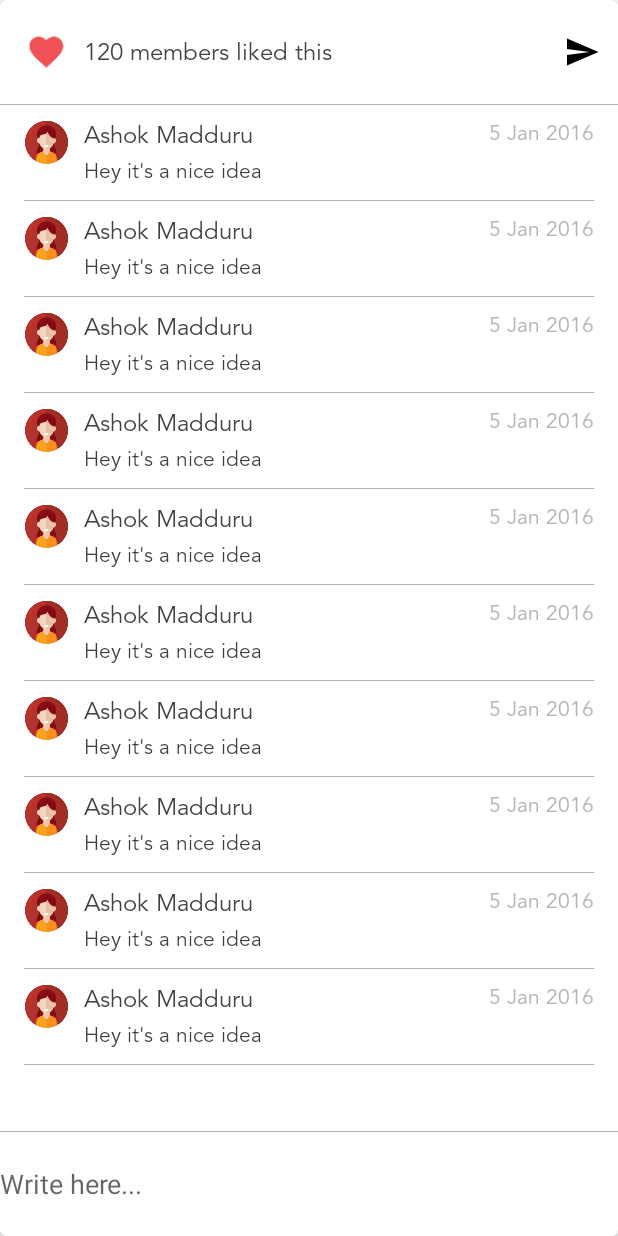
After one commit to hibour/android, an Android app: the PostComments screen opened directly, with no data from a screen before it, on a phone screen of 412 x 824 dp. The commit adds this screen. Run offline under Robolectric (Android 15) with nearby library versions, the phone set to English and light mode, and no system bars; our stand-ins replace Volley.

Commit message:
add comments screen for posts

```diff
--- /dev/null
+++ b/app/src/main/java/com/dsquare/hibour/activities/PostComments.java
@@ -0,0 +1,111 @@
+package com.dsquare.hibour.activities;
+
+import android.app.ProgressDialog;
+import android.support.v7.app.ActionBarActivity;
+import android.os.Bundle;
+import android.support.v7.app.AppCompatActivity;
+import android.support.v7.widget.LinearLayoutManager;
+import android.support.v7.widget.RecyclerView;
+import android.view.Menu;
+import android.view.MenuItem;
+import android.view.View;
+import android.widget.EditText;
+import android.widget.ImageView;
+import android.widget.Toast;
+
+import com.android.volley.VolleyError;
+import com.dsquare.hibour.R;
+import com.dsquare.hibour.adapters.AdapterPostComments;
+import com.dsquare.hibour.interfaces.WebServiceResponseCallback;
+import com.dsquare.hibour.network.NetworkDetector;
+import com.dsquare.hibour.network.PostsClient;
+
+import org.json.JSONObject;
+
+import java.util.ArrayList;
+import java.util.List;
+
+public class PostComments extends AppCompatActivity implements View.OnClickListener{
+
+    private ImageView postIcon;
+    private EditText commentsText;
+    private RecyclerView commentsList;
+    private List<String[]> commentslist = new ArrayList<>();
+    private AdapterPostComments adapter;
+    private ProgressDialog dialog;
+    private NetworkDetector networkDetector;
+    private PostsClient client;
+
+    @Override
+    protected void onCreate(Bundle savedInstanceState) {
+        super.onCreate(savedInstanceState);
+        setContentView(R.layout.activity_post_comments);
+        prepareCommentsList();
+        initializeViews();
+        initializeEventListeners();
+    }
+    /* initialize views*/
+    private void initializeViews(){
+        postIcon = (ImageView)findViewById(R.id.comments_post_icon);
+        commentsText = (EditText)findViewById(R.id.comments_edit_text);
+        commentsList = (RecyclerView)findViewById(R.id.comments_post_list);
+        networkDetector = new NetworkDetector(this);
+        client = new PostsClient(this);
+        LinearLayoutManager layoutManager = new LinearLayoutManager(this);
+        layoutManager.setOrientation(LinearLayoutManager.VERTICAL);
+        commentsList.setLayoutManager(layoutManager);
+        commentsList.setHasFixedSize(true);
+        adapter = new AdapterPostComments(this,commentslist);
+        commentsList.setAdapter(adapter);
+    }
+    /* initialize event listeners*/
+    private void initializeEventListeners(){
+        postIcon.setOnClickListener(this);
+    }
+    @Override
+    public void onClick(View v) {
+        switch(v.getId()){
+            case R.id.comments_post_list:
+                break;
+        }
+    }
+    /* prepare comments list*/
+    private void prepareCommentsList(){
+        for(int i=0;i<10;i++){
+            String[] data = new String[3];
+            data[0] = "Ashok Madduru";
+            data[1] = "5 Jan 2016";
+            data[2] = "Hey it's a nice idea";
+            commentslist.add(data);
+        }
+    }
+    /* post comment*/
+    private void postComment(String userId,String postId,String postComment){
+        if(networkDetector.isConnected()){
+            dialog = ProgressDialog.show(this,"",getResources()
+                    .getString(R.string.progress_dialog_text));
+            client.commentOnPost(userId,postId,postComment,new WebServiceResponseCallback() {
+                @Override
+                public void onSuccess(JSONObject jsonObject) {
+                    closeDialog();
+                }
+
+                @Override
+                public void onFailure(VolleyError error) {
+                    closeDialog();
+                }
+            });
+        }else{
+            Toast.makeText(this,"Network Connection error",Toast.LENGTH_LONG).show();
+        }
+    }
+    /*close dialog*/
+    private void closeDialog(){
+        if(dialog!=null){
+            if(dialog.isShowing()){
+                dialog.dismiss();
+                dialog=null;
+            }
+        }
+    }
+}
--- /dev/null
+++ b/app/src/main/java/com/dsquare/hibour/adapters/AdapterPostComments.java
@@ -0,0 +1,68 @@
+package com.dsquare.hibour.adapters;
+
+import android.app.ProgressDialog;
+import android.content.Context;
+import android.content.Intent;
+import android.support.v7.widget.RecyclerView;
+import android.view.LayoutInflater;
+import android.view.View;
+import android.view.ViewGroup;
+import android.widget.ImageView;
+import android.widget.RelativeLayout;
+import android.widget.TextView;
+
+import com.dsquare.hibour.R;
+import com.dsquare.hibour.activities.PostComments;
+
+import java.util.ArrayList;
+import java.util.List;
+
+/**
+ * Created by ASHOK on 1/8/2016.
+ */
+public class AdapterPostComments extends RecyclerView.Adapter<AdapterPostComments.ViewHolder>{
+
+    private List<String[]> listItems = new ArrayList<>();
+    private Context context;
+    private ViewHolder globalHolder;
+    private ProgressDialog detailsDialog;
+
+    public AdapterPostComments(Context context,List<String[]> listItems) {
+        this.context = context;
+        this.listItems = listItems;
+    }
+
+    @Override
+    public AdapterPostComments.ViewHolder onCreateViewHolder(ViewGroup parent, int viewType) {
+        View v = LayoutInflater.from(parent.getContext()).inflate(R.layout.adapter_post_comments
+                ,parent,false);
+        final ViewHolder holder = new ViewHolder(v);
+        return holder;
+    }
+
+    @Override
+    public void onBindViewHolder(ViewHolder holder, int position) {
+        holder.userName.setText(listItems.get(position)[0]);
+        holder.date.setText(listItems.get(position)[1]);
+        holder.comment.setText(listItems.get(position)[2]);
+
+    }
+
+    @Override
+    public int getItemCount() {
+        return listItems.size();
+    }
+
+    public static class ViewHolder extends RecyclerView.ViewHolder {
+        private TextView userName,date,comment;
+        private ImageView userImage;
+
+        public ViewHolder(View itemView) {
+            super(itemView);
+            userName = (TextView) itemView.findViewById(R.id.adapter_comments_username);
+            userImage = (ImageView) itemView.findViewById(R.id.adapter_comments);
+            date = (TextView)itemView.findViewById(R.id.adapter_comments_date);
+            comment = (TextView)itemView.findViewById(R.id.comments_comment);
+        }
+    }
+}
--- a/app/src/main/java/com/dsquare/hibour/adapters/PostsAdapter.java
+++ b/app/src/main/java/com/dsquare/hibour/adapters/PostsAdapter.java
@@ -8,9 +8,11 @@ import android.view.LayoutInflater;
 import android.view.View;
 import android.view.ViewGroup;
 import android.widget.ImageView;
+import android.widget.RelativeLayout;
 import android.widget.TextView;
 
 import com.dsquare.hibour.R;
+import com.dsquare.hibour.activities.PostComments;
 
 import java.util.ArrayList;
 import java.util.List;
@@ -51,6 +53,9 @@ public class PostsAdapter extends RecyclerView.Adapter<PostsAdapter.ViewHolder>
         holder.share.setOnClickListener(this);
         holder.share.setTag(holder);
 
+        holder.commentsLayout.setOnClickListener(this);
+        holder.commentsLayout.setTag(holder);
+
     }
 
     @Override
@@ -67,6 +72,9 @@ public class PostsAdapter extends RecyclerView.Adapter<PostsAdapter.ViewHolder>
             case R.id.post_share:
                 sharePost(listItems.get(position)[2]);
                 break;
+            case R.id.post_comments_layout:
+                openCommentsDialog();
+                break;
         }
     }
 
@@ -74,6 +82,7 @@ public class PostsAdapter extends RecyclerView.Adapter<PostsAdapter.ViewHolder>
         private TextView userName,date,description,categoryName,likes
                 ,comments,share;
         private ImageView userImage;
+        private RelativeLayout commentsLayout;
 
         public ViewHolder(View itemView) {
             super(itemView);
@@ -85,6 +94,7 @@ public class PostsAdapter extends RecyclerView.Adapter<PostsAdapter.ViewHolder>
             likes = (TextView)itemView.findViewById(R.id.post_likes);
             comments = (TextView)itemView.findViewById(R.id.post_comments);
             share = (TextView)itemView.findViewById(R.id.post_share);
+            commentsLayout = (RelativeLayout)itemView.findViewById(R.id.post_comments_layout);
         }
     }
 
@@ -96,4 +106,9 @@ public class PostsAdapter extends RecyclerView.Adapter<PostsAdapter.ViewHolder>
         sendIntent.setType("text/plain");
         context.startActivity(sendIntent);
     }
+    /* open post comments*/
+    private void openCommentsDialog(){
+        Intent commentsIntent = new Intent(context, PostComments.class);
+        context.startActivity(commentsIntent);
+    }
 }
--- a/app/src/main/java/com/dsquare/hibour/network/PostsClient.java
+++ b/app/src/main/java/com/dsquare/hibour/network/PostsClient.java
@@ -58,4 +58,43 @@ public class PostsClient {
             e.printStackTrace();
         }
     }
+    /* comment on a post*/
+    public void commentOnPost(String userId,String postId,String message
+            ,final WebServiceResponseCallback callback){
+        try {
+            String urlStr = getCommentOnPostUrl(userId,postId,message);
+            URL url = new URL(urlStr);
+            URI uri = new URI(url.getProtocol(), url.getUserInfo(), url.getHost(), url.getPort()
+                    , url.getPath(), url.getQuery(), url.getRef());
+            url = uri.toURL();
+            JsonObjectRequest postsRequest = new JsonObjectRequest(Request.Method.GET
+                    , url.toString(), (String) null, new Response.Listener<JSONObject>() {
+                @Override
+                public void onResponse(JSONObject response) {
+                    callback.onSuccess(response);
+                }
+            }, new Response.ErrorListener() {
+                @Override
+                public void onErrorResponse(VolleyError error) {
+                    callback.onFailure(error);
+                }
+            });
+            postsRequest.setRetryPolicy(new DefaultRetryPolicy(
+                    MY_SOCKET_TIMEOUT_MS,
+                    DefaultRetryPolicy.DEFAULT_MAX_RETRIES,
+                    DefaultRetryPolicy.DEFAULT_BACKOFF_MULT));
+            HibourConnector.getInstance(context).addToRequestQueue(postsRequest);
+        } catch (MalformedURLException e) {
+            e.printStackTrace();
+        } catch (URISyntaxException e) {
+            e.printStackTrace();
+        }
+    }
+    /* get comment on post url*/
+    private String getCommentOnPostUrl(String userId,String postId,String message){
+        String url = Constants.URL_POST_COMMENT +Constants.KEYWORD_USER_ID+"="+userId+"&"
+                +Constants.KEYWORD_POST_ID+"="+postId+"&"
+                +Constants.KEYWORD_POST_COMMENT+"="+message;
+        return url;
+    }
 }
--- a/app/src/main/java/com/dsquare/hibour/utils/Constants.java
+++ b/app/src/main/java/com/dsquare/hibour/utils/Constants.java
@@ -16,6 +16,7 @@ public class Constants {
     public static final String URL_LOC_INSERT=URL_DOMAIN+"";
     public static final String URL_GET_ALL_POSTS = URL_DOMAIN+"Userposts/";
     public static final String URL_GET_ABOUT_US=URL_DOMAIN+"";
+    public static final String URL_POST_COMMENT = URL_DOMAIN+"Commentpost/create?";
 
     /*user constants*/
     public static final String KEYWORD_USER_NAME="Username";
@@ -31,6 +32,9 @@ public class Constants {
     public static final String KEYWORD_LAT="latitude";
     public static final String KEYWORD_LON="longitude";
     public static final String KEYWORD_ADDRESS="address";
+    public static final String KEYWORD_USER_ID="Userid";
+    public static final String KEYWORD_POST_ID="Postid";
+    public static final String KEYWORD_POST_COMMENT="Commentmessage";
 
 
     public static final String PREFERENCE_FILE_NAME="Hibour";
--- /dev/null
+++ b/app/src/main/res/layout/activity_post_comments.xml
@@ -0,0 +1,91 @@
+<RelativeLayout xmlns:android="http://schemas.android.com/apk/res/android"
+    xmlns:tools="http://schemas.android.com/tools" android:layout_width="match_parent"
+    android:layout_height="match_parent"
+    android:background="@android:color/white"
+    xmlns:card_view="http://schemas.android.com/apk/res-auto"
+    tools:context="com.dsquare.hibour.activities.PostComments">
+
+    <android.support.v7.widget.CardView
+        xmlns:card_view="http://schemas.android.com/apk/res-auto"
+        android:id="@+id/card_view"
+        android:layout_gravity="center"
+        android:layout_width="match_parent"
+        android:layout_height="match_parent"
+        card_view:cardCornerRadius="4dp"
+        android:paddingLeft="@dimen/activity_horizontal_margin"
+        android:paddingRight="@dimen/activity_horizontal_margin"
+        android:paddingTop="@dimen/activity_vertical_margin"
+        android:paddingBottom="@dimen/activity_vertical_margin"
+        android:background="@android:color/white">
+
+        <RelativeLayout
+            android:layout_width="match_parent"
+            android:layout_height="match_parent">
+            <RelativeLayout
+                android:layout_width="match_parent"
+                android:layout_height="@dimen/dp_70"
+                android:id="@+id/comments_top_layout">
+                <ImageView
+                    android:layout_height="@dimen/comments_icon_size"
+                    android:layout_width="@dimen/comments_icon_size"
+                    android:layout_marginLeft="@dimen/activity_horizontal_margin"
+                    android:src="@drawable/ic_like_red"
+                    android:layout_centerVertical="true"
+                    android:id="@+id/comments_like_icon"/>
+                <com.dsquare.hibour.utils.Avenir
+                    android:text="120 members liked this"
+                    android:layout_width="wrap_content"
+                    android:layout_height="wrap_content"
+                    android:textColor="@color/black_1"
+                    android:id="@+id/comments_likes_text"
+                    android:textSize="@dimen/text_size_level3"
+                    android:layout_marginTop="@dimen/dp_20"
+                    android:layout_centerVertical="true"
+                    android:layout_marginLeft="@dimen/dp_10"
+                    android:layout_toRightOf="@id/comments_like_icon"/>
+                <ImageView
+                    android:layout_width="@dimen/app_bar_icon_size"
+                    android:layout_height="@dimen/app_bar_icon_size"
+                    android:padding="@dimen/app_bar_icon_padding"
+                    android:src="@drawable/ic_send_black"
+                    android:layout_centerVertical="true"
+                    android:id="@+id/comments_post_icon"
+                    android:layout_alignParentRight="true"/>
+                <View
+                    android:layout_width="match_parent"
+                    android:layout_height="0.2dp"
+                    android:background="@color/gray"
+                    android:layout_alignParentBottom="true"/>
+            </RelativeLayout>
+
+            <RelativeLayout
+                android:layout_width="match_parent"
+                android:layout_height="@dimen/dp_70"
+                android:id="@+id/comments_bottom_layout"
+                android:layout_alignParentBottom="true">
+                <View
+                    android:layout_width="match_parent"
+                    android:layout_height="0.2dp"
+                    android:background="@color/gray"
+                    android:layout_alignParentTop="true"/>
+                <EditText
+                    android:layout_width="match_parent"
+                    android:layout_height="wrap_content"
+                    android:layout_centerVertical="true"
+                    android:id="@+id/comments_edit_text"
+                    android:hint="Write here..."/>
+            </RelativeLayout>
+            <android.support.v7.widget.RecyclerView
+                android:scrollbars="vertical"
+                android:background="@android:color/white"
+                android:layout_width="match_parent"
+                android:layout_height="match_parent"
+                android:id="@+id/comments_post_list"
+                android:layout_above="@id/comments_bottom_layout"
+                android:layout_below="@id/comments_top_layout">
+            </android.support.v7.widget.RecyclerView>
+
+        </RelativeLayout>
+    </android.support.v7.widget.CardView>
+
+</RelativeLayout>
--- /dev/null
+++ b/app/src/main/res/layout/adapter_post_comments.xml
@@ -0,0 +1,60 @@
+<?xml version="1.0" encoding="utf-8"?>
+<LinearLayout xmlns:android="http://schemas.android.com/apk/res/android"
+    android:orientation="vertical"
+    android:layout_width="match_parent"
+    android:layout_marginLeft="@dimen/activity_horizontal_margin"
+    android:layout_marginRight="@dimen/activity_horizontal_margin"
+    android:background="@android:color/white"
+    android:layout_height="wrap_content">
+    <RelativeLayout
+        android:layout_width="match_parent"
+        android:layout_height="wrap_content"
+        android:layout_marginTop="@dimen/dp_10">
+        <ImageView
+            android:layout_width="@dimen/comments_icon_size"
+            android:layout_height="@dimen/comments_icon_size"
+            android:src="@drawable/avatar1"
+            android:id="@+id/adapter_comments"/>
+        <LinearLayout
+            android:layout_width="match_parent"
+            android:layout_height="wrap_content"
+            android:orientation="vertical"
+            android:layout_toRightOf="@id/adapter_comments">
+            <RelativeLayout
+                android:layout_width="match_parent"
+                android:layout_height="wrap_content"
+                android:layout_marginLeft="@dimen/dp_10">
+                <com.dsquare.hibour.utils.Avenir
+                    android:layout_width="wrap_content"
+                    android:layout_height="wrap_content"
+                    android:id="@+id/adapter_comments_username"
+                    android:text="Ashok Madduru"
+                    android:textColor="@color/black_1"
+                    android:textSize="@dimen/text_size_level3"/>
+                <com.dsquare.hibour.utils.Avenir
+                    android:layout_width="wrap_content"
+                    android:layout_height="wrap_content"
+                    android:id="@+id/adapter_comments_date"
+                    android:textColor="@color/gray"
+                    android:textSize="@dimen/text_Size_level5"
+                    android:layout_alignParentRight="true"
+                    android:text="2 Jan 2016"/>
+            </RelativeLayout>
+            <com.dsquare.hibour.utils.Avenir
+                android:layout_width="wrap_content"
+                android:layout_height="wrap_content"
+                android:text="Hey its nice"
+                android:id="@+id/comments_comment"
+                android:layout_marginLeft="@dimen/dp_10"
+                android:layout_marginTop="@dimen/dp_5"
+                android:textColor="@color/black_2"
+                android:textSize="@dimen/text_Size_level5"/>
+        </LinearLayout>
+    </RelativeLayout>
+
+    <View
+        android:layout_width="match_parent"
+        android:layout_height="0.2dp"
+        android:background="@color/gray"
+        android:layout_marginTop="@dimen/dp_10"/>
+</LinearLayout>
--- /dev/null
+++ b/app/src/main/res/menu/menu_post_comments.xml
@@ -0,0 +1,7 @@
+<menu xmlns:android="http://schemas.android.com/apk/res/android"
+    xmlns:app="http://schemas.android.com/apk/res-auto"
+    xmlns:tools="http://schemas.android.com/tools"
+    tools:context="com.dsquare.hibour.activities.PostComments">
+    <item android:id="@+id/action_settings" android:title="@string/action_settings"
+        android:orderInCategory="100" app:showAsAction="never" />
+</menu>
--- a/app/src/main/res/values/dimens.xml
+++ b/app/src/main/res/values/dimens.xml
@@ -60,5 +60,8 @@
     <dimen name="text_size_level6">13sp</dimen>
     <dimen name="text_size_level7">12sp</dimen>
 
+    <dimen name="comments_list_item_height">70dp</dimen>
+    <dimen name="comments_icon_size">30dp</dimen>
+
 
 </resources>
--- a/app/src/main/res/values/strings.xml
+++ b/app/src/main/res/values/strings.xml
@@ -52,7 +52,7 @@
     <string name="title_activity_terms_and_conditions">TermsAndConditions</string>
     <string name="signup_signin_text">Already have an account! enter here</string>
     <string name="dilaog_image_chooser_title">Choose image from</string>
-
     <string name="about_hibour">About hi\'bour</string>
+    <string name="title_activity_post_comments">PostComments</string>
 
 </resources>
```
Also changed, not shown: app/src/main/AndroidManifest.xml (+6 -2 lines), app/src/main/res/drawable-hdpi/ic_send_black.png (added), app/src/main/res/drawable-mdpi/ic_send_black.png (added), app/src/main/res/drawable-xhdpi/ic_send_black.png (added), app/src/main/res/drawable-xxhdpi/ic_send_black.png (added), 1 other file.
